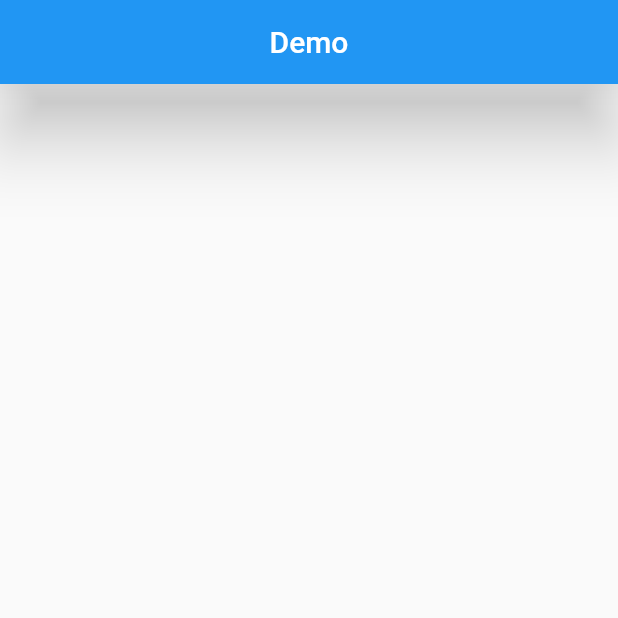
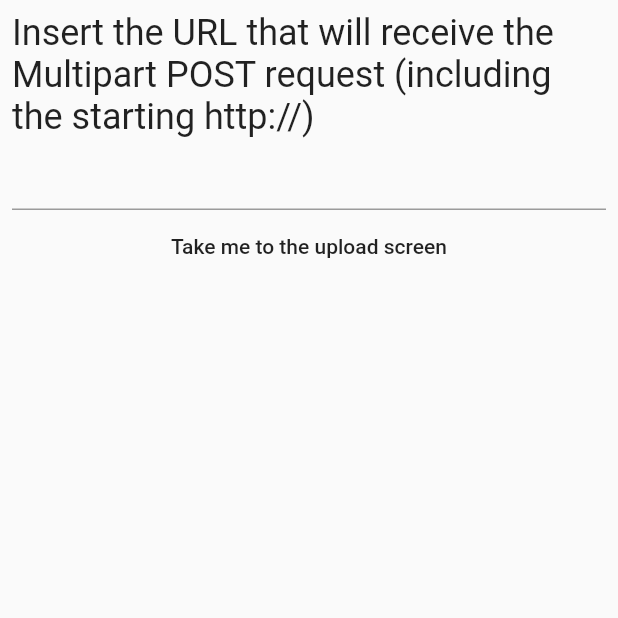
Before and after one commit to PranavDherange/M7-Mind-Install, a Flutter app: the screen it shows after launch, on a phone screen of 412 x 824 dp, the top half of it. Run offline on Flutter 3.47's test engine with Material 2 defaults, Android fonts, the light colour scheme and no system bars; our stand-ins replace file_picker; missing offline and left inert: dart:html.

Commit message:
Flutter Stage 1

```diff
--- a/insomniac/lib/main.dart
+++ b/insomniac/lib/main.dart
@@ -1,106 +1,101 @@
-import 'dart:convert';
 import 'dart:html';
+
+import 'package:flutter/material.dart';
+// import 'package:speech_to_text/speech_to_text.dart';
+import 'package:file_picker/file_picker.dart';
 import 'package:http/http.dart' as http;
-import 'package:flutter/material.dart';
 
+// import 'package:speech_to_text/speech_to_text_web.dart';
 void main() {
   runApp(MyApp());
 }
 
 class MyApp extends StatelessWidget {
-  // This widget is the root of your application.
   @override
   Widget build(BuildContext context) {
     return MaterialApp(
       title: 'Flutter Demo',
       theme: ThemeData(
-        // This is the theme of your application.
-        //
-        // Try running your application with "flutter run". You'll see the
-        // application has a blue toolbar. Then, without quitting the app, try
-        // changing the primarySwatch below to Colors.green and then invoke
-        // "hot reload" (press "r" in the console where you ran "flutter run",
-        // or simply save your changes to "hot reload" in a Flutter IDE).
-        // Notice that the counter didn't reset back to zero; the application
-        // is not restarted.
         primarySwatch: Colors.blue,
       ),
-      home: MyHomePage(title: 'Flutter Demo Home Page'),
+      home: MyHomePage(),
     );
   }
 }
 
-class MyHomePage extends StatefulWidget {
-  MyHomePage({Key key, this.title}) : super(key: key);
+class MyHomePage extends StatelessWidget {
+  void switchScreen(str, context) => Navigator.push(
+      context, MaterialPageRoute(builder: (context) => UploadPage(url: str)));
+  @override
+  Widget build(BuildContext context) {
+    TextEditingController controller = TextEditingController();
+    return Scaffold(
+        body: Padding(
+      padding: const EdgeInsets.all(8.0),
+      child: Column(
+        children: <Widget>[
+          Text(
+              "Insert the URL that will receive the Multipart POST request (including the starting http://)",
+              style: Theme.of(context).textTheme.headline),
+          TextField(
+            controller: controller,
+            onSubmitted: (str) => switchScreen(str, context),
+          ),
+          FlatButton(
+            child: Text("Take me to the upload screen"),
+            onPressed: () => switchScreen(controller.text, context),
+          )
+        ],
+      ),
+    ));
+  }
+}
 
-  // This widget is the home page of your application. It is stateful, meaning
-  // that it has a State object (defined below) that contains fields that affect
-  // how it looks.
+class UploadPage extends StatefulWidget {
+  UploadPage({Key key, this.url}) : super(key: key);
 
-  // This class is the configuration for the state. It holds the values (in this
-  // case the title) provided by the parent (in this case the App widget) and
-  // used by the build method of the State. Fields in a Widget subclass are
-  // always marked "final".
-
-  final String title;
+  final String url;
 
   @override
-  _MyHomePageState createState() => _MyHomePageState();
+  _UploadPageState createState() => _UploadPageState();
 }
+class _UploadPageState extends State<UploadPage> {
 
-const hostURL = "http://127.0.0.1:5000/hi";
-// const hostURL = "https://zomniac.herokuapp.com/";
-
-class _MyHomePageState extends State<MyHomePage> {
-  // Future<void> _listenbackend() async {
-  //   bool _service;
-  //   _service = await _getValue();
-  // }
+  Future<String> uploadAudio(filename, url) async {
+    var request = http.MultipartRequest('POST', Uri.parse(url));
+    request.files.add(await http.MultipartFile.fromPath('audio', filename));
+    var res = await request.send();
+    return res.reasonPhrase;
+  }
+  String state = "";
 
   @override
   Widget build(BuildContext context) {
     return Scaffold(
       appBar: AppBar(
-        elevation: 20,
-        centerTitle: true,
-        title: Text("Demo"),
+        title: Text('Flutter File Upload Example'),
       ),
-      body: Container(
-        child: _getValue(),
+      body: Center(
+        child: Column(
+          mainAxisAlignment: MainAxisAlignment.center,
+          children: <Widget>[
+            Text(state)
+          ],
+        ),
+      ),
+      floatingActionButton: FloatingActionButton(
+        onPressed: () async {
+          FilePickerResult result =await FilePicker.platform.pickFiles(type: FileType.audio);
+          if (result != null) {
+            var res = await uploadAudio(result.files.first.path, widget.url);
+          setState(() {
+            state = res;
+            print(res);
+          });
+            }
+        },
+        child: Icon(Icons.add),
       ),
     );
   }
 }
-
-http.Client _client() {
-  return http.Client();
-}
-
-// void check(){
-//   if(_getValue()==true){
-//     _addText(str)
-//   }
-// }
-
-Widget _getValue() {
-  var client = _client();
-  try {
-    client.post(
-      hostURL,
-      body: {"Query": "bla"},
-    )..then((res) {
-        Map<String, dynamic> data = jsonDecode(res.body);
-        _addText(data['response']);
-      });
-    // return true;
-  } catch (e) {
-    print(e);
-    // return false;
-  } finally {
-    client.close();
-  }
-}
-
-void _addText(String str) {
-  Text(str);
-}
--- a/insomniac/pubspec.yaml
+++ b/insomniac/pubspec.yaml
@@ -28,7 +28,10 @@ dependencies:
   # The following adds the Cupertino Icons font to your application.
   # Use with the CupertinoIcons class for iOS style icons.
   cupertino_icons: ^1.0.2
-  http: ^0.12.0+2
+  speech_to_text: ^3.1.0
+  file_picker: ^2.1.6
+  http: ^0.12.2
+
 dev_dependencies:
   flutter_test:
     sdk: flutter
```
Also changed, not shown: insomniac/pubspec.lock, 2 other files.
